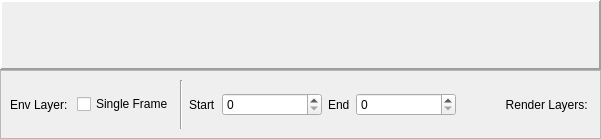
Qt form ui/item.ui (iceanimations/createShots) before a commit.
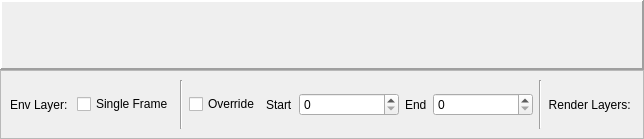
The same form after that commit.

Diff of the .ui file:
```diff
--- a/ui/item.ui
+++ b/ui/item.ui
@@ -135,6 +135,16 @@
           </property>
          </widget>
         </item>
+        <item>
+         <widget class="QCheckBox" name="overrideButton">
+          <property name="toolTip">
+           <string>Override the frame range for Env layer</string>
+          </property>
+          <property name="text">
+           <string>Override</string>
+          </property>
+         </widget>
+        </item>
         <item>
          <widget class="QLabel" name="label_3">
           <property name="text">
@@ -188,6 +198,13 @@
           </property>
          </spacer>
         </item>
+        <item>
+         <widget class="Line" name="line_2">
+          <property name="orientation">
+           <enum>Qt::Vertical</enum>
+          </property>
+         </widget>
+        </item>
         <item>
          <widget class="QLabel" name="label">
           <property name="text">
```
Left out of the diff: 29 changed lines with no effect on the pictures.
